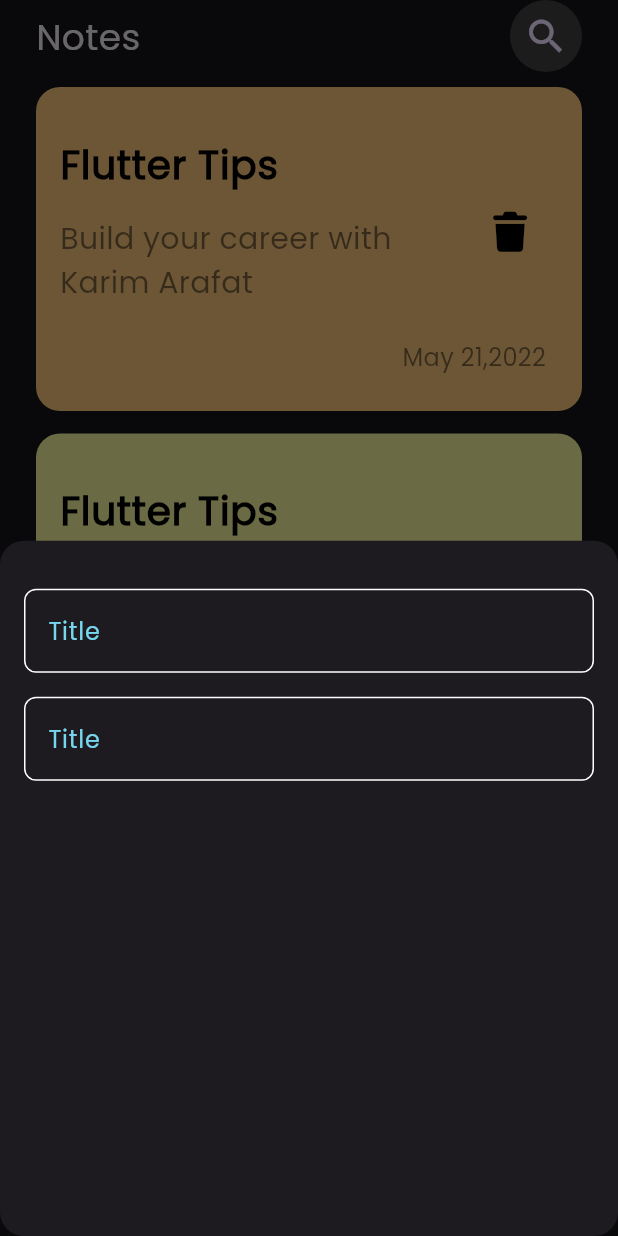
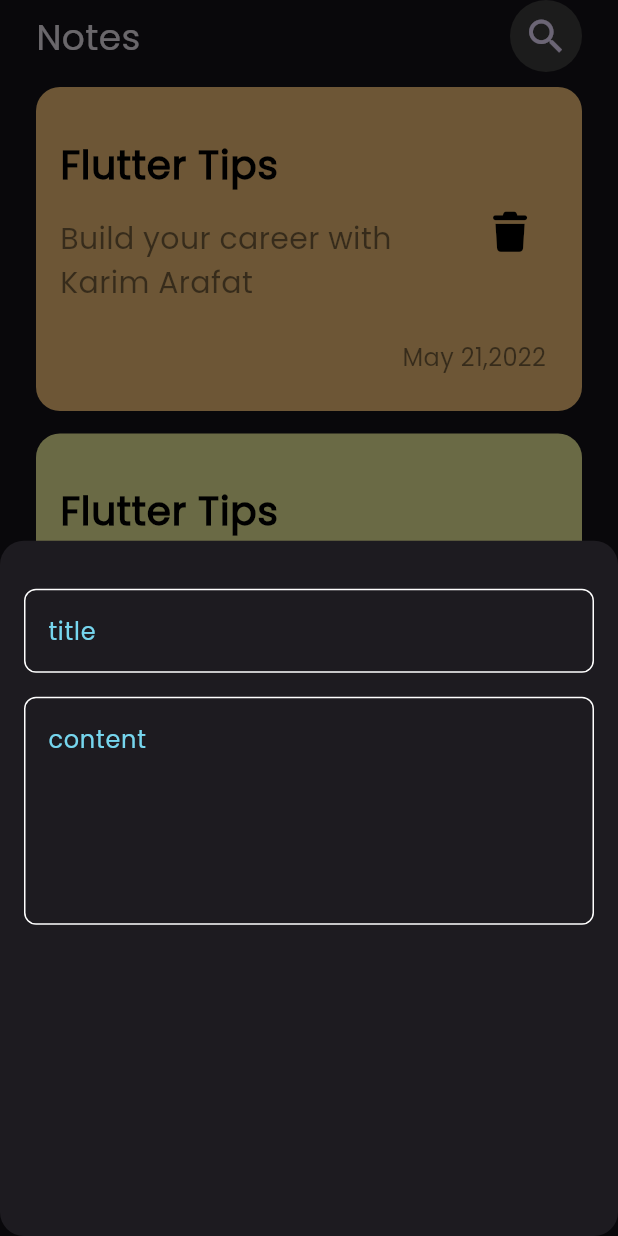
Before and after one commit to KARIMARAFAT/notes_app, a Flutter app: the screen it shows after launch, after a tap on the "add" icon, on a phone screen of 412 x 824 dp. Run offline on Flutter 3.47's test engine with Material 3 defaults, Android fonts, the phone set to English and light mode, and no system bars; our stand-ins replace font_awesome_flutter.

Commit message:
add text field to bottom sheet

```diff
--- a/lib/views/widgets/custom_text_field.dart
+++ b/lib/views/widgets/custom_text_field.dart
@@ -2,14 +2,17 @@ import 'package:flutter/material.dart';
 import 'package:notes_app/constants/app_consts.dart';
 
 class CustomTextField extends StatelessWidget {
-  const CustomTextField({super.key});
+  const CustomTextField({super.key, required this.hint, this.maxlines = 1});
+  final String hint;
+  final int maxlines;
 
   @override
   Widget build(BuildContext context) {
     return TextField(
+      maxLines: maxlines,
       cursorColor: AppConsts.kprimaryColor,
       decoration: InputDecoration(
-        hintText: 'Title',
+        hintText: hint,
         hintStyle: TextStyle(color: AppConsts.kprimaryColor),
         enabledBorder: buildBorder(),
         focusedBorder: buildBorder(AppConsts.kprimaryColor),
```
